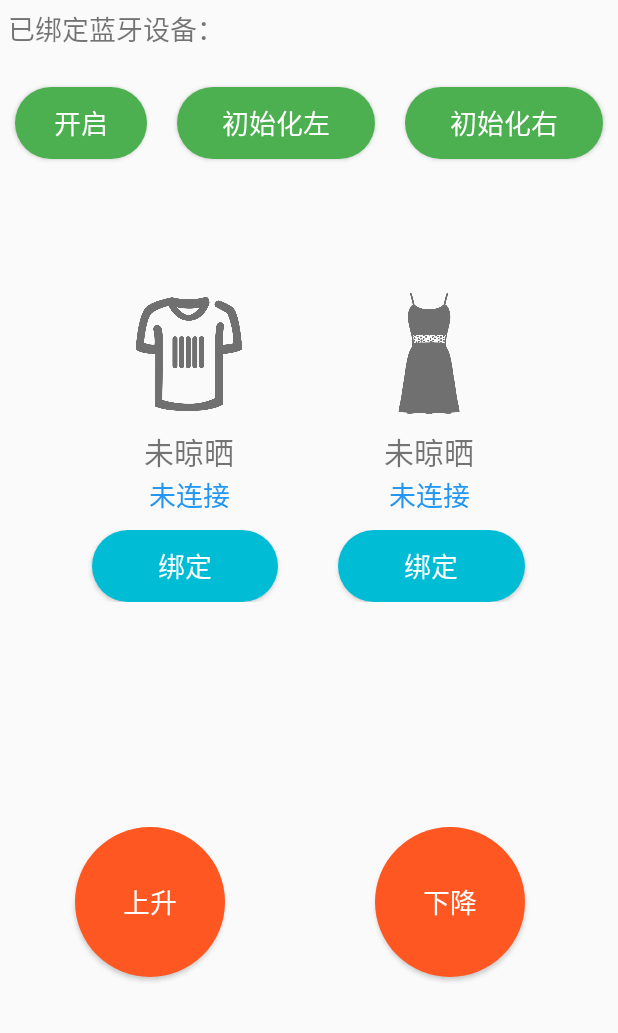
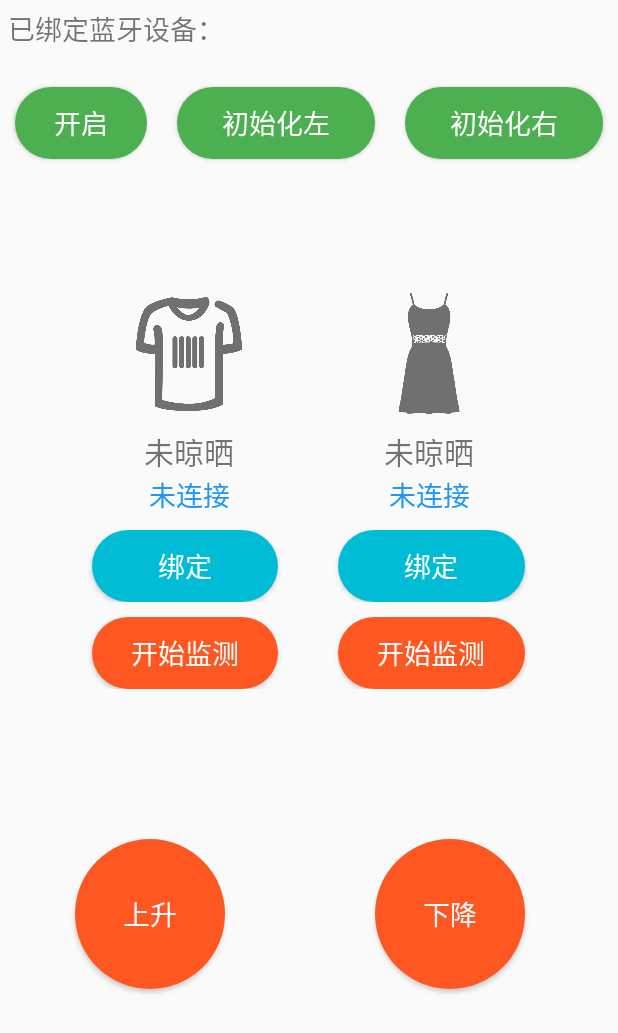
Before and after one commit to Asimok/car, an Android app: the BluetoothClientActivity screen opened directly, with no data from a screen before it, on a phone screen of 412 x 824 dp. Shown: the top 1033 px of the screen. Run offline under Robolectric (Android 15) with nearby library versions, the phone set to English and light mode, and no system bars; network calls fail; 3 statements that could not run were skipped.

```diff
--- a/app/src/main/AndroidManifest.xml
+++ b/app/src/main/AndroidManifest.xml
@@ -13,14 +13,14 @@
         android:required="true" />
     <application
         android:allowBackup="true"
-        android:icon="@mipmap/ic_launcher"
+        android:icon="@drawable/main"
         android:label="@string/app_name"
         android:roundIcon="@mipmap/ic_launcher_round"
         android:supportsRtl="true"
         android:theme="@style/AppTheme">
-        <activity android:name=".MainActivity">
+        <activity android:name=".MainActivity" android:icon="@drawable/main" >
             <intent-filter>
-                <action android:name="android.intent.action.MAIN" />
+                <action android:name="android.intent.action.MAIN"  />
 
                 <category android:name="android.intent.category.LAUNCHER" />
             </intent-filter>
--- a/app/src/main/java/com/example/laundryrack/BluetoothClientActivity.java
+++ b/app/src/main/java/com/example/laundryrack/BluetoothClientActivity.java
@@ -54,7 +54,7 @@ public class BluetoothClientActivity extends Activity implements OnItemClickList
     private OutputStream os;
     // 利用线程不断接受客户端信息
     private ConnectedThread thread;
-    boolean commected = true;
+    boolean connected = true;
 
     private Button btnSend = null;
     private TextView sendText;
@@ -162,8 +162,8 @@ public class BluetoothClientActivity extends Activity implements OnItemClickList
                 clientSocket.connect();
                 // 获取到输出流，向外写数据
                 os = clientSocket.getOutputStream();
-                if (commected) {
-                    commected = false;
+                if (connected) {
+                    connected = false;
                     // 实例接收客户端传过来的数据线程
                     thread = new ConnectedThread(clientSocket);
                     // 线程开始
--- a/app/src/main/res/layout/activity_main.xml
+++ b/app/src/main/res/layout/activity_main.xml
@@ -185,8 +185,41 @@
         android:id="@+id/bandright"
         />
 </LinearLayout>
+    <LinearLayout
+        android:paddingTop="10dp"
+        android:gravity="center"
+        android:weightSum="4"
+        android:layout_width="match_parent"
+        android:layout_height="wrap_content"
+        android:orientation="horizontal">
+
+        <Button
+            android:layout_marginLeft="20dp"
+            android:layout_marginRight="20dp"
+            android:id="@+id/startbandleft"
+            android:layout_width="0dp"
+            android:layout_height="wrap_content"
+            android:layout_weight="1.5"
+            android:background="@drawable/btn_updown"
+            android:text="开始监测"
+            android:textColor="#ffffff"
+            android:textSize="18sp" />
+
+        <Button
+            android:layout_marginRight="20dp"
+            android:layout_marginLeft="20dp"
+            android:textSize="18sp"
+            android:textColor="#ffffff"
+            android:background="@drawable/btn_updown"
+            android:layout_width="0dp"
+            android:layout_weight="1.5"
+            android:layout_height="wrap_content"
+            android:text="开始监测"
+            android:id="@+id/startbandright"
+            />
+    </LinearLayout>
     <RelativeLayout
-android:layout_marginTop="100dp"
+android:layout_marginTop="50dp"
         android:layout_width="match_parent"
         android:layout_height="wrap_content"
         android:orientation="horizontal"
```
Also changed, not shown: app/src/main/java/com/example/laundryrack/MainActivity.java (+102 -19 lines), app/src/main/res/menu/menu_main.xml (+8 -4 lines). Lines whose indentation alone changed are shown as unchanged.
